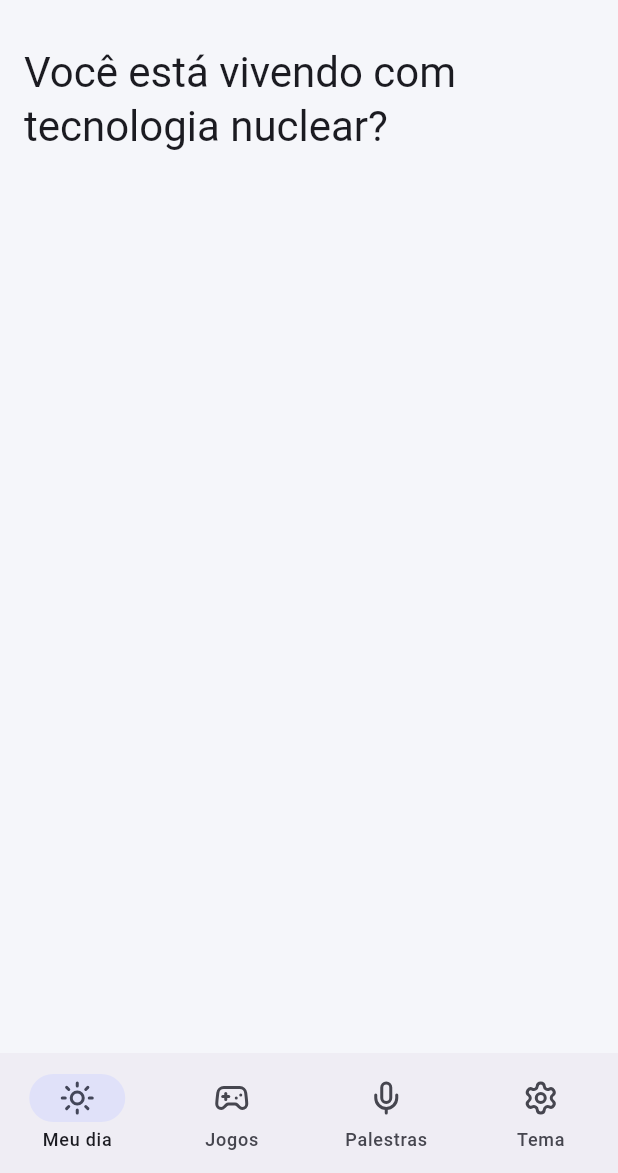
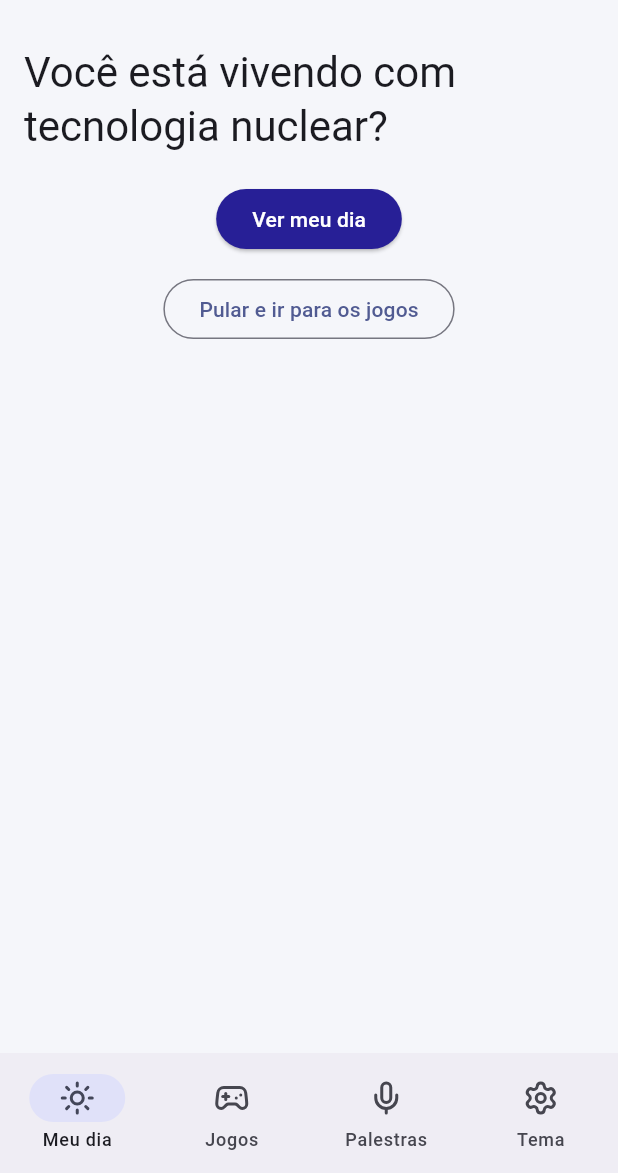
Before and after one commit to pgmoraesdev/MOBILE_CHALLENGE_AMAZUL, a Flutter app: the screen it shows after launch, on a phone screen of 412 x 824 dp, the part 63-1236 px from its top. Run offline on Flutter 3.47's test engine with Material 3 defaults, Android fonts, the phone set to English and light mode, and no system bars; our stand-ins replace lucide_flutter.

Commit message:
feat: add action buttons

```diff
--- a/lib/screens/home_screen.dart
+++ b/lib/screens/home_screen.dart
@@ -66,6 +66,31 @@ class HomeScreen extends StatelessWidget {
               'Você está vivendo com tecnologia nuclear?',
               style: Theme.of(context).textTheme.headlineMedium,
             ),
+
+            //botoes de ação
+              const SizedBox(height: 20),
+              Center(
+                child: Column(
+                  children: [
+                    //ver meu dia
+                    ElevatedButton(
+                      onPressed: () {},
+                      style: ElevatedButton.styleFrom(
+                        backgroundColor: const Color.fromARGB(255, 39, 31, 150),
+                        foregroundColor: Colors.white,
+                      ),
+                      child: const Text('Ver meu dia'),
+                    ),
+
+                    //ir para  jogos
+                    const SizedBox(height: 12),
+                    OutlinedButton(
+                      onPressed: () {},
+                      child: const Text('Pular e ir para os jogos'),
+                    ),
+                  ],
+                ),
+              ),
           ],
         ),
       ),
```
